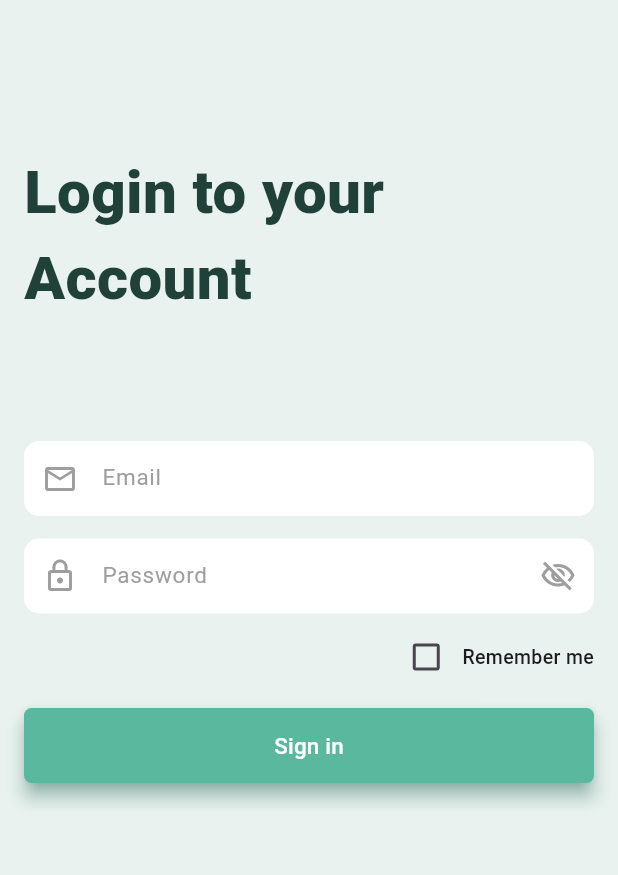
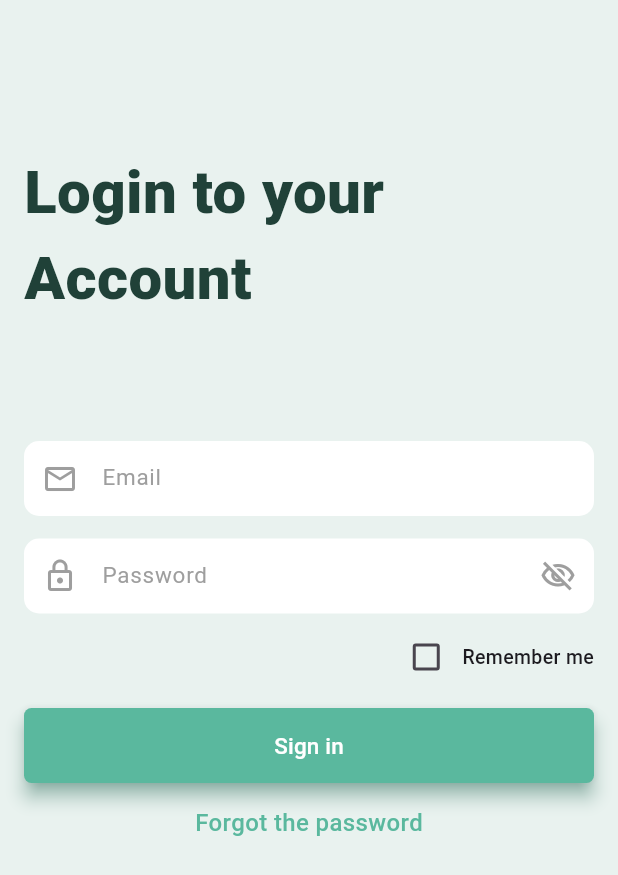
Before and after one commit to Maskil-evey/Group_A, a Flutter app: the screen it shows after launch, on a phone screen of 412 x 824 dp. Shown: the top 875 px of the screen. Run offline on Flutter 3.47's test engine with Material 3 defaults, Android fonts, the phone set to English and light mode, and no system bars; our stand-ins replace google_fonts.

Commit message:
hansel commit

```diff
--- a/lib/login.dart
+++ b/lib/login.dart
@@ -11,7 +11,6 @@ class LoginView extends StatefulWidget {
 class _LoginViewState extends State<LoginView> {
   var isVisible = true;
   var isChecked = false;
-
 
   @override
   Widget build(BuildContext context) {
@@ -94,7 +93,7 @@ class _LoginViewState extends State<LoginView> {
               const SizedBox(
                 height: 5,
               ),
-                 Row(
+              Row(
                 mainAxisAlignment: MainAxisAlignment.end,
                 children: [
                   Checkbox(
@@ -113,7 +112,7 @@ class _LoginViewState extends State<LoginView> {
                   ),
                 ],
               ),
-               const SizedBox(
+              const SizedBox(
                 height: 10,
               ),
               Container(
@@ -133,7 +132,18 @@ class _LoginViewState extends State<LoginView> {
                   ),
                 ),
               ),
-
+              const SizedBox(
+                height: 15,
+              ),
+              const Center(
+                child: Text(
+                  'Forgot the password',
+                  style: TextStyle(
+                      color: Color.fromARGB(255, 90, 184, 158),
+                      fontSize: 16,
+                      fontWeight: FontWeight.w500),
+                ),
+              ),
             ],
           ),
         ),
```
